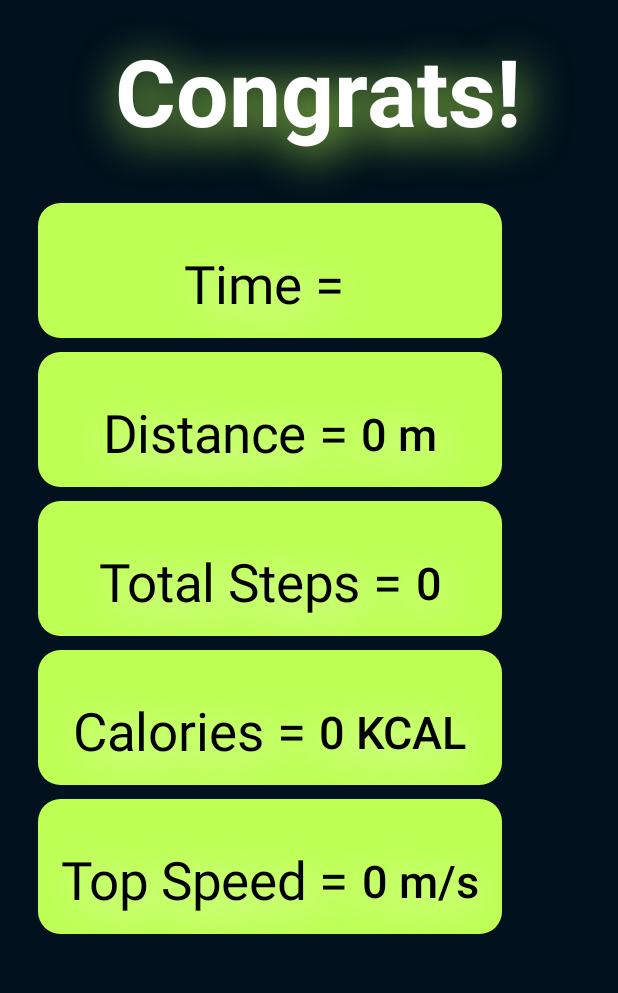
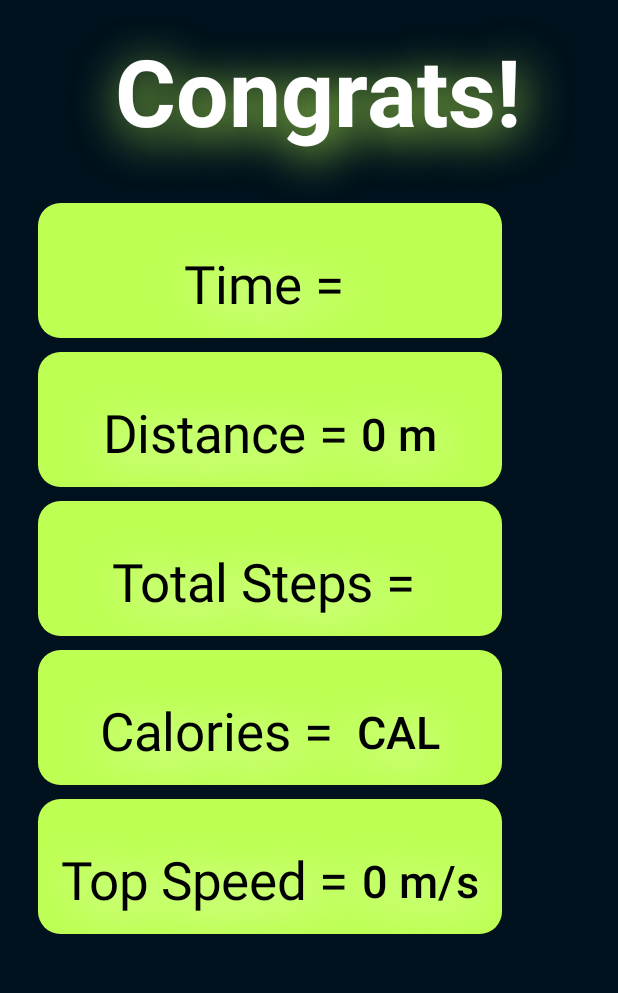
Before and after one commit to SagarAkolkar23/RunMate2, an Android app built with Jetpack Compose: the @Preview function DuringPreview, on a phone screen of 412 x 824 dp, the part 78-1071 px from its top. Run offline under Robolectric (Android 15) with nearby library versions, the phone set to English and light mode, and no system bars.

Commit message:
Steps and Calories count done

```diff
--- a/app/src/main/AndroidManifest.xml
+++ b/app/src/main/AndroidManifest.xml
@@ -4,6 +4,7 @@
     <uses-permission android:name="android.permission.INTERNET" />
     <uses-permission android:name="android.permission.ACCESS_FINE_LOCATION" />
     <uses-permission android:name="android.permission.ACCESS_COARSE_LOCATION" />
+    <uses-permission android:name="android.permission.ACTIVITY_RECOGNITION"/>
     <application
         android:allowBackup="true"
         android:dataExtractionRules="@xml/data_extraction_rules"
--- a/app/src/main/java/com/example/runmate2/App/During.kt
+++ b/app/src/main/java/com/example/runmate2/App/During.kt
@@ -59,7 +59,7 @@ import com.example.runmate2.R
 
 @OptIn(ExperimentalMaterial3Api::class)
 @Composable
-fun During(navController: NavController, view : backview, time: String) {
+fun During(navController: NavController, view : backview, time: String, steps : String, calories : String) {
     Scaffold(
         topBar = {
             TopAppBar(
@@ -141,14 +141,11 @@ fun During(navController: NavController, view : backview, time: String) {
                 Cards("Distance = ", "0 m")
                 Spacer(modifier = Modifier.height(9.dp))
                 Log.d("Timer3", view.seconds.toString())
-                Cards("Total Steps = ", "0")
+                Cards("Total Steps = ", steps)
                 Spacer(modifier = Modifier.height(9.dp))
-                Cards("Calories = ", "0 KCAL")
+                Cards("Calories = ", "$calories CAL")
                 Spacer(modifier = Modifier.height(9.dp))
                 Cards("Top Speed = ", "0 m/s")
-
-
-
             }
         }
     )
@@ -211,5 +208,5 @@ fun Cards(text : String, data : String){
 @Composable
 @Preview
 fun DuringPreview() {
-    During(navController = NavController(context = LocalContext.current), view = backview(), "")
+    During(navController = NavController(context = LocalContext.current), view = backview(), "", "", "")
 }
--- a/app/src/main/java/com/example/runmate2/Backend/BackView.kt
+++ b/app/src/main/java/com/example/runmate2/Backend/BackView.kt
@@ -18,15 +18,9 @@ import kotlinx.coroutines.launch
 
 class backview : ViewModel() {
 
-    var TotalTime by mutableIntStateOf(0)
     var seconds by mutableIntStateOf(0)
-        private set
-
     var isRunning by mutableStateOf(false)
-        private set
-
     private var timerJob: Job? = null
-
     fun startTimer() {
         if (timerJob == null || !isRunning) {
             isRunning = true
@@ -41,32 +35,20 @@ class backview : ViewModel() {
             }
         }
     }
-
     fun stopTimer() {
         isRunning = false
         timerJob?.cancel()
         timerJob = null
     }
-
     fun resetTimer() {
         stopTimer()
         seconds = 0
     }
-
-    fun onStop(){
-        seconds = TotalTime
-    }
-
     @SuppressLint("DefaultLocale")
     fun formatTime(): String {
         val minutes = seconds / 60
         val remainingSeconds = seconds % 60
         return String.format("%02d:%02d", minutes, remainingSeconds)
     }
-    @SuppressLint("DefaultLocale")
-    fun formatTime2(): String {
-        val minutes = TotalTime / 60
-        val remainingSeconds = TotalTime % 60
-        return String.format("%02d:%02d", minutes, remainingSeconds)
-    }
+
 }
--- a/app/src/main/java/com/example/runmate2/Navigations/AppNav.kt
+++ b/app/src/main/java/com/example/runmate2/Navigations/AppNav.kt
@@ -18,9 +18,11 @@ fun NavGraphBuilder.AppNav(navController: NavController){
         composable("Home"){
             Home(navController, viewModel = AuthViewModel(), view = backview())
         }
-        composable("During/{time}"){ backStackEntry ->
+        composable("During/{time}/{steps}/{calories}"){ backStackEntry ->
             val time = backStackEntry.arguments?.getString("time")?: "00:00"
-            During(navController, view = backview(), time = time)
+            val steps = backStackEntry.arguments?.getString("steps")?: "0"
+            val calories = backStackEntry.arguments?.getString("calories")?: "0 CAL"
+            During(navController, view = backview(), time = time, steps = steps, calories = calories)
         }
         composable("Congrats"){
             Congrats(navController, backview())
```
Also changed, not shown: app/src/main/java/com/example/runmate2/App/Congrats.kt (+20 -6 lines), app/src/main/java/com/example/runmate2/Backend/StepsView.kt (added, +45 -0 lines), app/src/main/java/com/example/runmate2/Backend/stepsViewFact.kt (added, +16 -0 lines).
